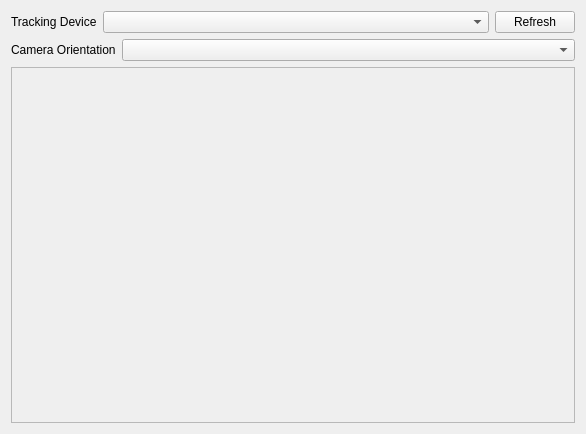
Old version of the form src/qt_gui/device_setup.ui in the repository mavak/linux-track.
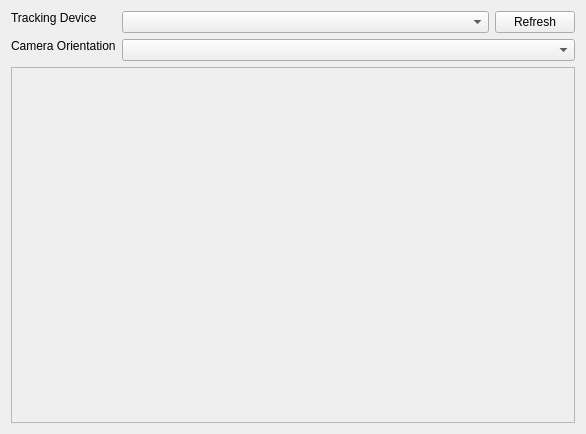
New version of the form.

Patch:
```diff
--- a/src/qt_gui/device_setup.ui
+++ b/src/qt_gui/device_setup.ui
@@ -15,8 +15,8 @@
   </property>
   <layout class="QVBoxLayout" name="verticalLayout">
    <item>
-    <layout class="QHBoxLayout" name="horizontalLayout_11">
-     <item>
+    <layout class="QFormLayout" name="formLayout">
+     <item row="0" column="0">
       <widget class="QLabel" name="label_2">
        <property name="sizePolicy">
         <sizepolicy hsizetype="Maximum" vsizetype="Maximum">
@@ -29,6 +29,8 @@
        </property>
       </widget>
      </item>
+     <item row="0" column="1">
+      <layout class="QHBoxLayout" name="horizontalLayout_11">
      <item>
       <widget class="QComboBox" name="DeviceSelector">
        <property name="sizePolicy">
@@ -54,9 +56,7 @@
      </item>
     </layout>
    </item>
-   <item>
-    <layout class="QHBoxLayout" name="horizontalLayout_25">
-     <item>
+     <item row="1" column="0">
       <widget class="QLabel" name="label">
        <property name="sizePolicy">
         <sizepolicy hsizetype="Maximum" vsizetype="Maximum">
@@ -69,7 +69,7 @@
        </property>
       </widget>
      </item>
-     <item>
+     <item row="1" column="1">
       <widget class="QComboBox" name="CameraOrientation">
        <property name="sizePolicy">
         <sizepolicy hsizetype="Preferred" vsizetype="Maximum">
```
Lines whose indentation alone changed are shown as unchanged.
